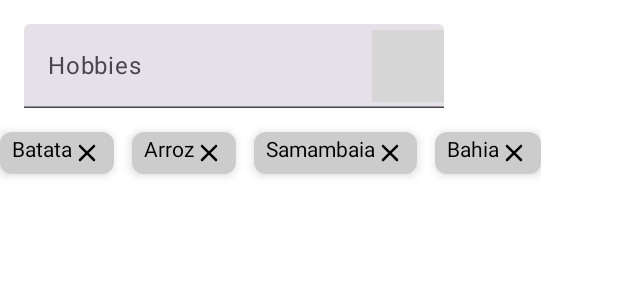
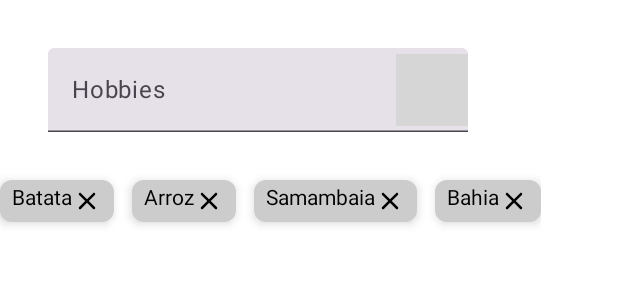
Before and after one commit to rfgvieira/Auau, an Android app built with Jetpack Compose: the @Preview function SelectPreview, on a phone screen of 412 x 824 dp. Shown: the top 300 px of the screen. Run offline under Robolectric (Android 15) with nearby library versions, the phone set to English and light mode, and no system bars; 1 statement that could not run was skipped; grey boxes are pictures that could not be loaded.

Commit message:
refac: modifier of components is now passed by parameter, allowing more flexible layouts on each component

```diff
--- a/app/src/main/java/com/rfgvieira/auau/ui/components/DisplayTag.kt
+++ b/app/src/main/java/com/rfgvieira/auau/ui/components/DisplayTag.kt
@@ -20,9 +20,9 @@ import androidx.compose.ui.unit.sp
 
 
 @Composable
-fun DisplayTags(list : List<String>) {
+fun DisplayTags(list : List<String> , modifier: Modifier) {
     if (list.isNotEmpty()) {
-        Row(horizontalArrangement = Arrangement.spacedBy(12.dp), modifier = Modifier.padding(bottom = 12.dp)) {
+        Row(horizontalArrangement = Arrangement.spacedBy(12.dp), modifier = modifier) {
             list.forEach { item ->
                 DisplayTagCard(item)
             }
@@ -31,9 +31,9 @@ fun DisplayTags(list : List<String>) {
 }
 
 @Composable
-fun DisplayTagsEdit(state: SnapshotStateList<String>) {
+fun DisplayTagsEdit(state: SnapshotStateList<String>, modifier : Modifier) {
     if (state.isNotEmpty()) {
-        Row(horizontalArrangement = Arrangement.spacedBy(12.dp), modifier = Modifier.padding(bottom = 12.dp)) {
+        Row(horizontalArrangement = Arrangement.spacedBy(12.dp), modifier = modifier) {
             state.forEach { item ->
                 DisplayTagCard(item, state)
             }
--- a/app/src/main/java/com/rfgvieira/auau/ui/components/Select.kt
+++ b/app/src/main/java/com/rfgvieira/auau/ui/components/Select.kt
@@ -26,7 +26,7 @@ import androidx.compose.ui.unit.dp
 
 @OptIn(ExperimentalMaterial3Api::class)
 @Composable
-fun Select(state: SnapshotStateList<String>, list: List<String>) {
+fun Select(state: SnapshotStateList<String>, list: List<String>, modifier : Modifier) {
 
 
     var selectedElement by remember {
@@ -50,7 +50,7 @@ fun Select(state: SnapshotStateList<String>, list: List<String>) {
                         imageVector = if (expanded) Icons.Sharp.ArrowDropUp else Icons.Sharp.ArrowDropDown,
                         contentDescription = "Select Arrow"
                     )
-                }, modifier = Modifier.padding(16.dp).menuAnchor(), placeholder = { Text("Hobbies") }, readOnly = true)
+                }, modifier = modifier.padding(16.dp).menuAnchor(), placeholder = { Text("Hobbies") }, readOnly = true)
 
             ExposedDropdownMenu(expanded = expanded, onDismissRequest = { expanded = false }) {
                 list.forEach { item ->
@@ -69,7 +69,7 @@ fun Select(state: SnapshotStateList<String>, list: List<String>) {
                 }
             }
         }
-        DisplayTagsEdit(state)
+        DisplayTagsEdit(state, Modifier.padding(bottom = 12.dp))
     }
 }
 
@@ -84,5 +84,5 @@ fun SelectPreview() {
     val hobbiesList = listOf("Dig", "Walk", "Bark", "Play", "Sleep", "Pat")
 
     state.addAll(arrayOf("Batata", "Arroz", "Samambaia", "Bahia"))
-    Select(state = state, hobbiesList)
+    Select(state = state, hobbiesList, Modifier.padding(16.dp))
 }
```
Also changed, not shown: app/src/main/java/com/rfgvieira/auau/ui/components/DogCard.kt (+1 -10 lines), app/src/main/java/com/rfgvieira/auau/ui/components/TextInput.kt (+3 -4 lines), app/src/main/java/com/rfgvieira/auau/ui/screens/DogAddScreen.kt (+5 -3 lines), app/src/main/java/com/rfgvieira/auau/ui/screens/DogDetailsScreen.kt (+6 -2 lines), app/src/main/java/com/rfgvieira/auau/ui/screens/DogListScreen.kt (+13 -5 lines).
